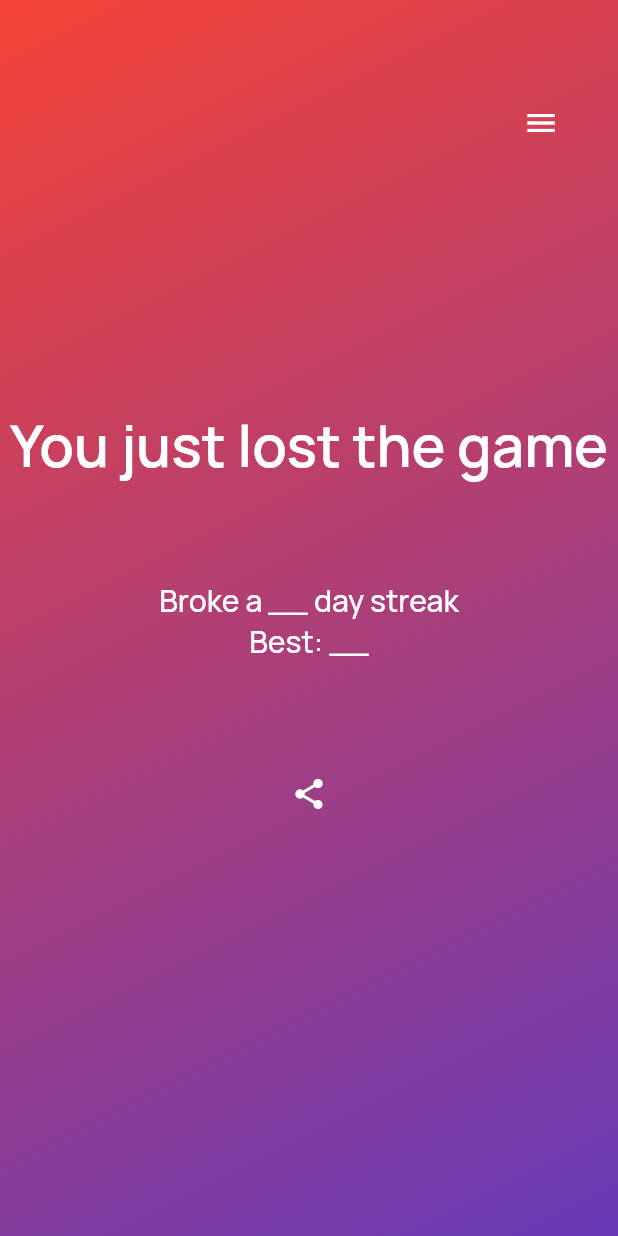
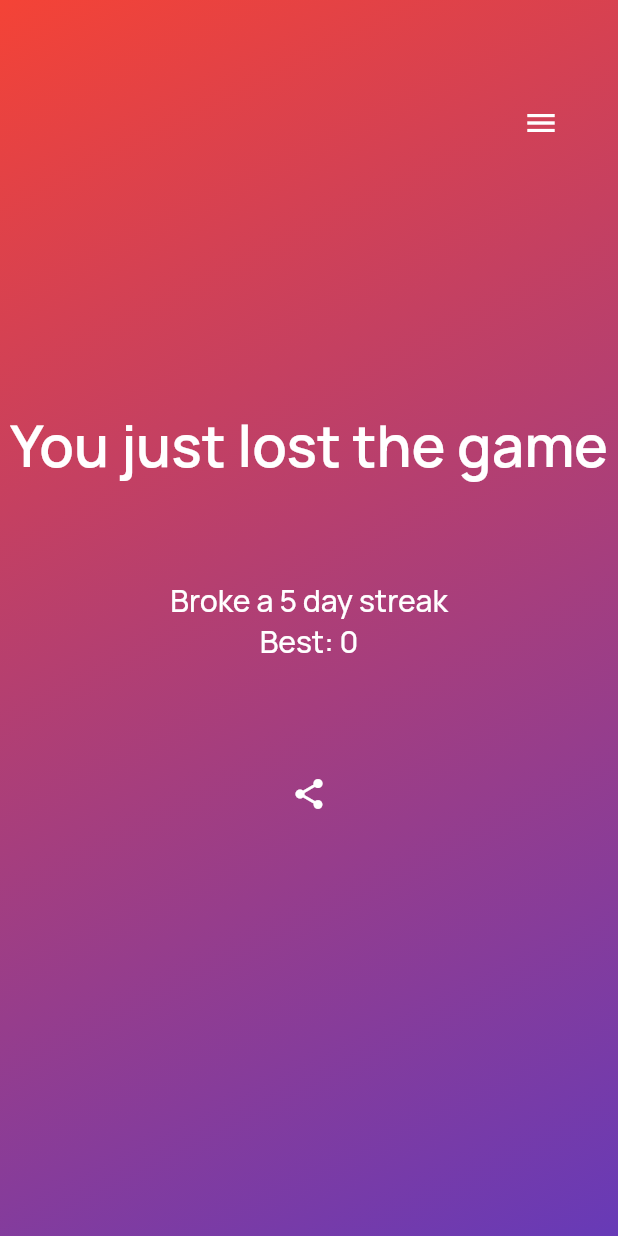
Before and after one commit to ScreamingTaco/TheGame, a Flutter app: the screen it shows after launch, after a tap on the "share" icon, on a phone screen of 412 x 824 dp. Run offline on Flutter 3.47's test engine with Material 2 defaults, Android fonts, the phone set to English and light mode, and no system bars; our stand-ins replace share, shared_preferences.

Commit message:
Added streak stuff

```diff
--- a/lib/main.dart
+++ b/lib/main.dart
@@ -1,6 +1,7 @@
 import 'package:flutter/material.dart';
 import 'package:share/share.dart';
 import 'color.dart';
+import 'streak.dart';
 
 void main() {
   runApp(MyApp());
@@ -31,6 +32,7 @@ class MyHomePage extends StatefulWidget {
 
 class _MyHomePageState extends State<MyHomePage> {
   List<Color> colors = randomColor();
+  StreakData _streakData = StreakData(0.0, 0.0);
 
   @override
   Widget build(BuildContext context) {
@@ -68,21 +70,32 @@ class _MyHomePageState extends State<MyHomePage> {
                     ),
                     textAlign: TextAlign.center,
                   ),
-                  Text(
-                    "Broke a __ day streak\nBest: __", //TODO: implent this
+                  FutureBuilder(
+                    future: getStreakData(),
+                    initialData: _streakData,
+                    builder: (BuildContext context, AsyncSnapshot snapshot) {
+                      if (snapshot.hasData) {
+                        _streakData.streak = snapshot.data.streak;
+                        _streakData.highScore = snapshot.data.highScore;
+                      }
+                      return Text(
+                        "Broke a ${snapshot.data.streak.round()} day streak\nBest: ${snapshot.data.highScore.round()}", //TODO: implent this
                         style: TextStyle(
                           color: Colors.white,
                           fontSize: 20,
                           fontWeight: FontWeight.w500,
                         ),
                         textAlign: TextAlign.center,
+                      );
+                    },
                   ),
                   IconButton(
                     icon: Icon(Icons.share),
                     color: Colors.white,
                     onPressed: () {
-                      Share.share( //TODO: Add streak into the msg
-                          "I just lost the game after __ days!\n\nhttps://devpost.com/software/the-game-uesxym",
+                      Share.share(
+                          //TODO: Add streak into the msg
+                          "I just lost the game after ${_streakData.streak} days!\n\nhttps://devpost.com/software/the-game-uesxym",
                           subject: "The Game");
                     },
                   ),
@@ -106,16 +119,11 @@ class _MyHomePageState extends State<MyHomePage> {
             "Rules",
             textAlign: TextAlign.center,
             style: TextStyle(
-              color: Colors.white,
-              fontSize: 20,
-              fontWeight: FontWeight.w700
+                color: Colors.white, fontSize: 20, fontWeight: FontWeight.w700),
           ),
-          ),
-          content: new Text("1. Everyone is playing The Game\n\n2. You lose when you think about the game\n\n3. When you lose, you need to tell someone",
-            style: TextStyle(
-              color: Colors.white,
-              fontWeight: FontWeight.w500
-            ),
+          content: new Text(
+            "1. Everyone is playing The Game\n\n2. You lose when you think about the game\n\n3. When you lose, you need to tell someone",
+            style: TextStyle(color: Colors.white, fontWeight: FontWeight.w500),
           ),
           backgroundColor: Color(0x90000000),
           shape: RoundedRectangleBorder(
--- /dev/null
+++ b/lib/streak.dart
@@ -0,0 +1,62 @@
+import 'dart:async';
+import 'package:shared_preferences/shared_preferences.dart';
+
+class StreakData {
+  double streak;
+  double highScore;
+
+  StreakData(streak, highScore){
+    this.streak = streak;
+    this.highScore = highScore;
+  }
+
+  save() {}
+}
+
+Future<StreakData> getStreakData() async {
+    //couldn't use async in a constructor. DONT RUN THIS MORE THAN ONCE per session; lastlogin gets updated after the first run
+
+    StreakData _streakData = StreakData(0.0, 0.0);
+    _streakData.streak = await calcStreak();
+    _streakData.highScore = await getHighScore();
+
+    // uncomment the next two lines to clear everything
+    // final pref = await SharedPreferences.getInstance();
+    // await pref.clear();
+
+    return _streakData;
+  }
+
+Future<DateTime> getLastLogin() async {
+  SharedPreferences prefs = await SharedPreferences.getInstance();
+  final lastLogin =
+      DateTime.parse(prefs.getString("last_login") ?? "2020-04-20 09:00:00");
+  prefs.setString("last_login", DateTime.now().toString());
+  return lastLogin;
+}
+
+Future<double> getHighScore() async {
+  SharedPreferences prefs = await SharedPreferences.getInstance();
+  final highScore = double.parse(prefs.getString("high_score") ?? "0.0");
+  final currentStreak = await calcStreak();
+
+  if (currentStreak > highScore) {
+    prefs.setString("high_score", currentStreak.toString());
+    return currentStreak;
+  }
+
+  return highScore;
+}
+
+Future<double> calcStreak() async {
+  var currentDate = new DateTime.now();
+
+  var lastAccessDate = await getLastLogin(); // the string would be parsed here
+  var difference =
+      currentDate.difference(lastAccessDate); // this calculates the difference
+  var hourDifference = difference.inHours
+      .toInt(); // I could have immediately converted difference to days, but this yields a less precise number
+  var dayDifference = hourDifference / 24; //this converts hours to days
+
+  return dayDifference; // this is then printed in the UI
+}
--- a/pubspec.yaml
+++ b/pubspec.yaml
@@ -20,6 +20,7 @@ dependencies:
   flutter:
     sdk: flutter
   share: ^0.6.4
+  shared_preferences: ^0.5.7
 
 
   # The following adds the Cupertino Icons font to your application.
```
Also changed, not shown: pubspec.lock. Lines whose indentation alone changed are shown as unchanged.
